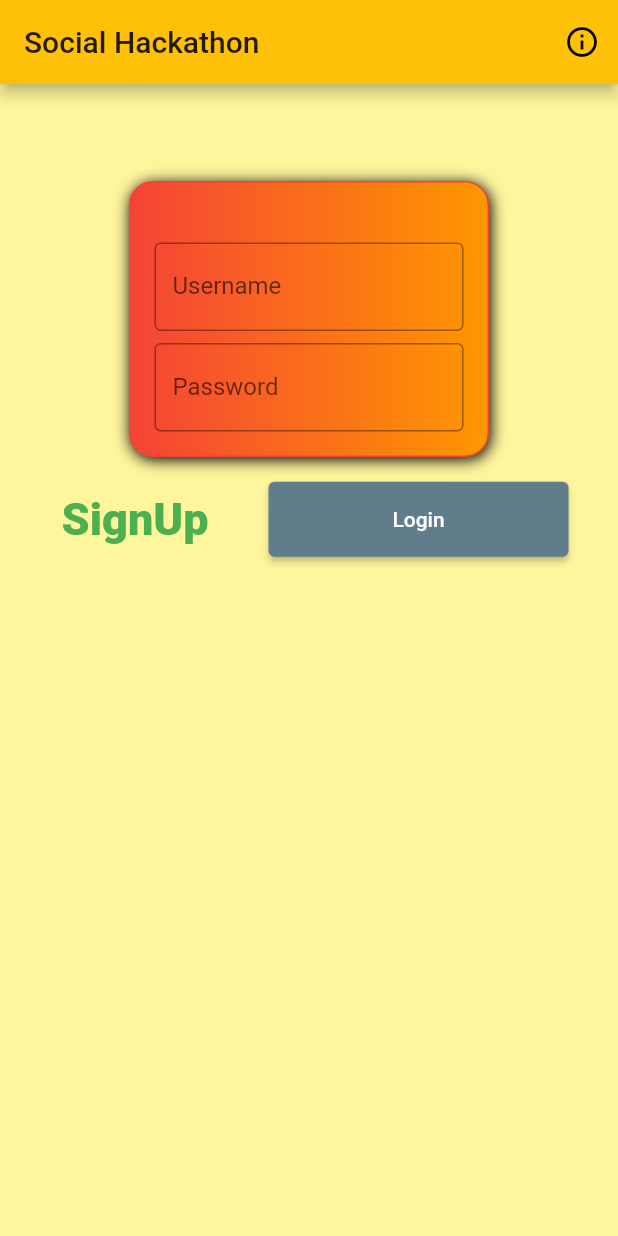
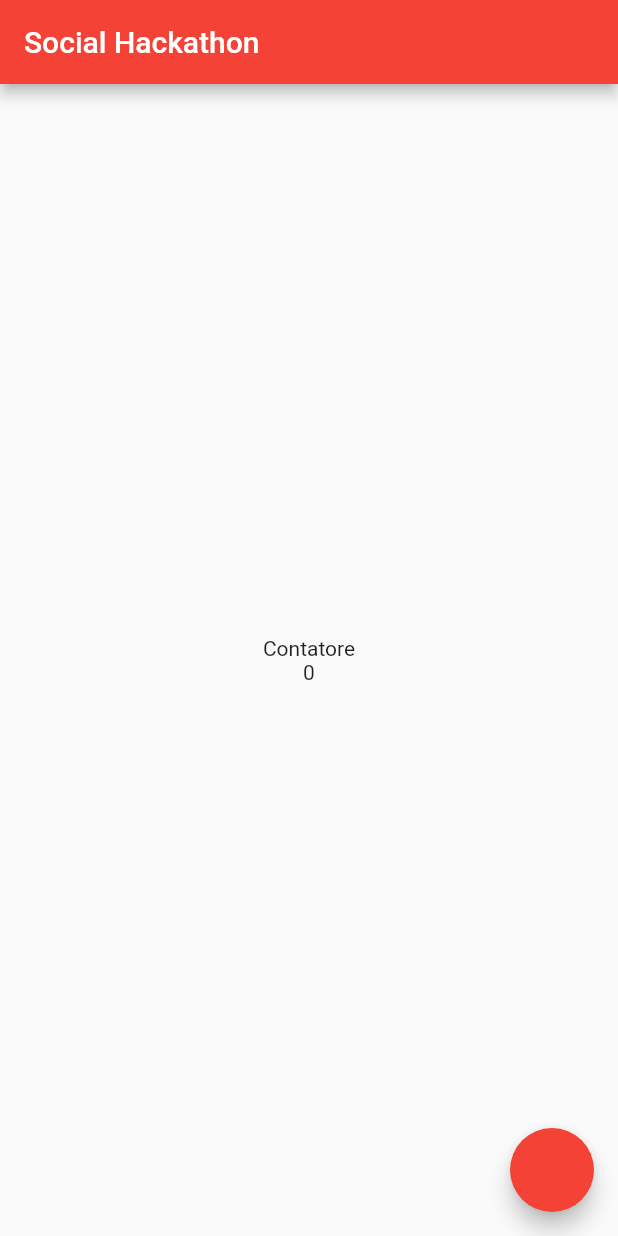
Before and after one commit to slashe95/socialhackathon.denisevillani, a Flutter app: the screen it shows after launch, on a phone screen of 412 x 824 dp. Run offline on Flutter 3.47's test engine with Material 2 defaults, Android fonts, the phone set to English and light mode, and no system bars.

Commit message:
Revert "Update on 19/04"
This reverts commit 9d353c08

```diff
--- a/lib/app.dart
+++ b/lib/app.dart
@@ -6,41 +6,7 @@ class App extends StatelessWidget {
   Widget build(BuildContext context) => MaterialApp(
         title: "Social Hackathon",
         home: Home(),
-        theme: _createTheme(),
+        theme: ThemeData(primarySwatch: Colors.red),
+
       );
-
-  ThemeData _createTheme() => ThemeData(
-    primarySwatch: Colors.red,
-    primaryColor: Colors.amber,
-    accentColor: Colors.blue,
-    scaffoldBackgroundColor: Colors.yellow.shade200,
-    elevatedButtonTheme: ElevatedButtonThemeData(
-      style: ElevatedButton.styleFrom(
-        primary: Colors.blueGrey,
-        minimumSize: Size(200, 50),
-      )
-    ),
-    textButtonTheme: TextButtonThemeData(
-      style: TextButton.styleFrom(
-        primary: Colors.green,
-        textStyle: TextStyle(
-        fontSize: 30,
-        fontWeight: FontWeight.w900,
-      ),
-    )
-  ),
-  textTheme: TextTheme(
-      bodyText1: TextStyle(
-      fontSize: 20,
-  color: Colors.red.shade800,
-      ),
-  bodyText2: TextStyle(
-      fontSize: 24,
-      ),
-  headline4: TextStyle(
-      fontSize: 32,
-  fontWeight: FontWeight.w700
-      ),
-      ),
-  );
 }
--- a/lib/app2.dart
+++ /dev/null
@@ -1,21 +0,0 @@
-import 'package:flutter/cupertino.dart';
-
-class App2 extends StatelessWidget {
-  @override
-  Widget build(BuildContext context) => CupertinoApp(
-    theme: CupertinoThemeData(),
-    home: CupertinoPageScaffold(
-      navigationBar: CupertinoNavigationBar(
-        middle: Text("Social Hackathon iOS"),
-        trailing: CupertinoButton(
-          child: Text("Login"),
-          onPressed: () {},
-          padding: EdgeInsets.zero,
-        ),
-      ),
-      child: Center(
-        child: Text("iPhone style"),
-      ),
-    ),
-  );
-}
--- a/lib/home.dart
+++ b/lib/home.dart
@@ -1,146 +1,36 @@
 import 'package:flutter/material.dart';
-
-const String myUsername = "Denise";
-const String myPassword = "123456";
 
 class Home extends StatefulWidget {
   @override
   State<StatefulWidget> createState() {
-    return _HomeState();
+    return HomeState();
   }
 }
 
-class _HomeState extends State<Home> {
-  String textFieldString = "";
-  String textFieldPassword = "";
-
-  bool loginSuccess = false;
-
+class HomeState extends State<Home> {
+  int counter = 0;
   @override
-  Widget build(BuildContext context) => Scaffold(
-        appBar: _buildAppBar(context),
-        body: _buildBody(context),
-      );
-
-  PreferredSizeWidget _buildAppBar(BuildContext context) => AppBar(
+  Widget build(BuildContext context) {
+    return Scaffold(
+      appBar: AppBar(
         title: Text("Social Hackathon"),
-        actions: [
-          IconButton(
-            icon: Icon(Icons.info_outline),
-            onPressed: () {
-              showDialog(
-                  context: context,
-                  builder: (context) {
-                    return AlertDialog(
-                      title: Text("Popup"),
-                      content: Text("Testo di prova"),
-                      actions: [
-                        TextButton(
-                          onPressed: () {},
-                          child: Text("Chiudi"),
-                        ),
-                      ],
-                    );
-                  });
-            },
-          ),
-        ],
-      );
-
-  Widget _buildBody(BuildContext context) => Align(
-        alignment: Alignment.lerp(Alignment.topCenter, Alignment.center, 0.25),
+      ),
+      body: Center(
         child: Column(
           mainAxisSize: MainAxisSize.min,
           children: [
-            _buildLoginForm(context),
-            SizedBox(
-              height: 16,
-            ),
-            _buildButtons(context),
+            Text("Contatore"),
+            Text("$counter"),
           ],
         ),
-      );
-
-  Widget _buildLoginForm(BuildContext context) => Container(
-        padding: EdgeInsets.all(16),
-        width: 240,
-        child: Column(
-          children: [
-            Padding(
-              padding: const EdgeInsets.all(8.0),
-              child: Visibility(
-                visible: loginSuccess,
-                child: Text("Login effettuato!"),
-              ),
-            ),
-            SizedBox(
-              height: 8,
-            ),
-            TextField(
-              decoration: InputDecoration(
-                hintText: "Email",
-                labelText: "Username",
-                //errorText: "Inserisci email",
-                border: OutlineInputBorder(),
-              ),
-              onChanged: (text) {
-                setState(() {
-                  textFieldString = text;
-                });
-              },
-            ),
-            SizedBox(
-              height: 8,
-            ),
-            TextField(
-              decoration: InputDecoration(
-                hintText: "Almeno 8 caratteri",
-                labelText: "Password",
-                //errorText: "Inserisci email",
-                border: OutlineInputBorder(),
-              ),
-              obscureText: true,
-              onChanged: (text) {
-                setState(() {
-                  textFieldPassword = text;
-                });
-              },
-            ),
-          ],
-        ),
-        decoration: BoxDecoration(
-            borderRadius: BorderRadius.circular(16),
-            color: Colors.white,
-            border: Border.all(color: Colors.red),
-            gradient: LinearGradient(colors: [Colors.red, Colors.orange]),
-            boxShadow: [
-              BoxShadow(
-                offset: Offset(1, 2),
-                blurRadius: 8,
-              ),
-            ]),
-      );
-
-  Widget _buildButtons(BuildContext context) => Row(
-        mainAxisSize: MainAxisSize.min,
-        children: [
-          TextButton(
-            onPressed: () {},
-            child: Text("SignUp"),
-          ),
-          SizedBox(
-            width: 32,
-          ),
-          ElevatedButton(
-            onPressed: () {
-              setState(() {
-                loginSuccess = myUsername == textFieldString &&
-                    myPassword == textFieldPassword;
-              });
-            },
-            child: Text("Login"),
-          ),
-        ],
-      );
-
+      ),
+      floatingActionButton: FloatingActionButton(
+        onPressed: () {
+          setState( () {
+          counter = counter + 1 ;
+        });
+        }
+      ),
+    );
+  }
 }
--- a/lib/main.dart
+++ b/lib/main.dart
@@ -1,6 +1,5 @@
 import 'package:flutter/material.dart';
 
-import 'app2.dart';
 import 'app.dart';
 
 void main() {
```
